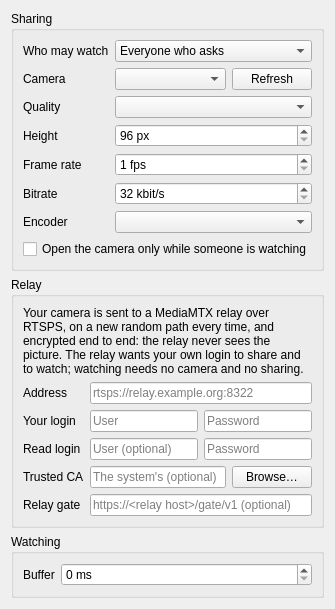
First picture: the form in src/mumble/WebcamConfig.ui, repository d3adb5/mumble, before the edit.
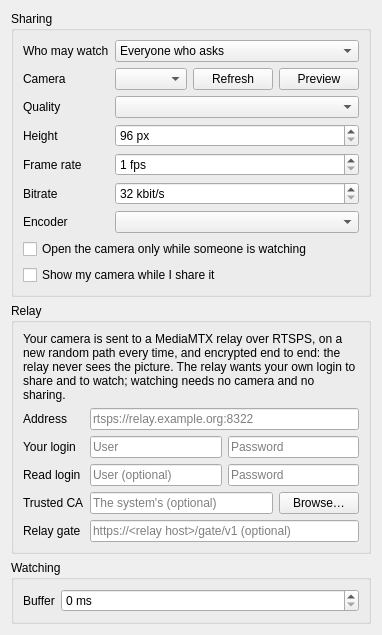
Second picture: the form after the edit.

Commit message: FIX(client): Webcam relays without a port, and show the sender its camera

Diff of the .ui file:
```diff
--- a/src/mumble/WebcamConfig.ui
+++ b/src/mumble/WebcamConfig.ui
@@ -73,6 +73,16 @@
           </property>
          </widget>
         </item>
+        <item>
+         <widget class="QPushButton" name="qpbPreview">
+          <property name="toolTip">
+           <string>See the camera as it would be sent at the chosen quality. Only you see it: nothing is sent.</string>
+          </property>
+          <property name="text">
+           <string>Preview</string>
+          </property>
+         </widget>
+        </item>
        </layout>
       </item>
       <item row="2" column="0">
@@ -190,6 +200,16 @@
         </property>
        </widget>
       </item>
+      <item row="8" column="0" colspan="2">
+       <widget class="QCheckBox" name="qcbPreview">
+        <property name="toolTip">
+         <string>Open a window with your own camera when you start sharing. Only you see it; you can also open it from the Self menu.</string>
+        </property>
+        <property name="text">
+         <string>Show my camera while I share it</string>
+        </property>
+       </widget>
+      </item>
      </layout>
     </widget>
    </item>
```
Left out of the diff: 3 changed lines with no effect on the pictures. The commit also changes 18 other files.
